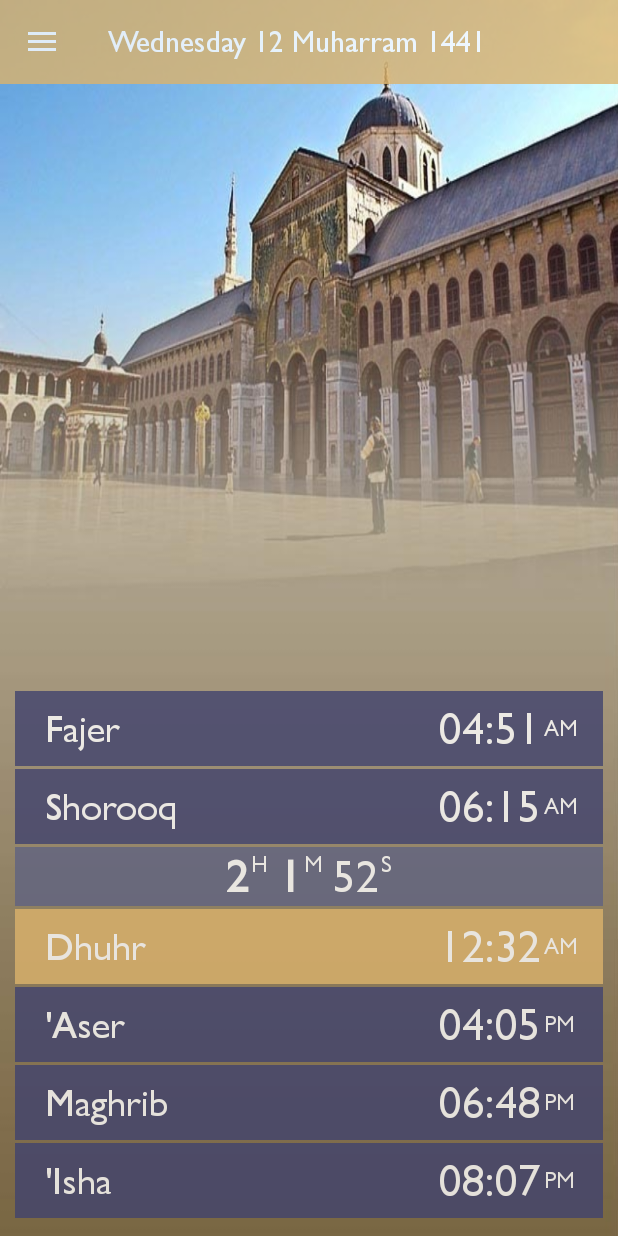
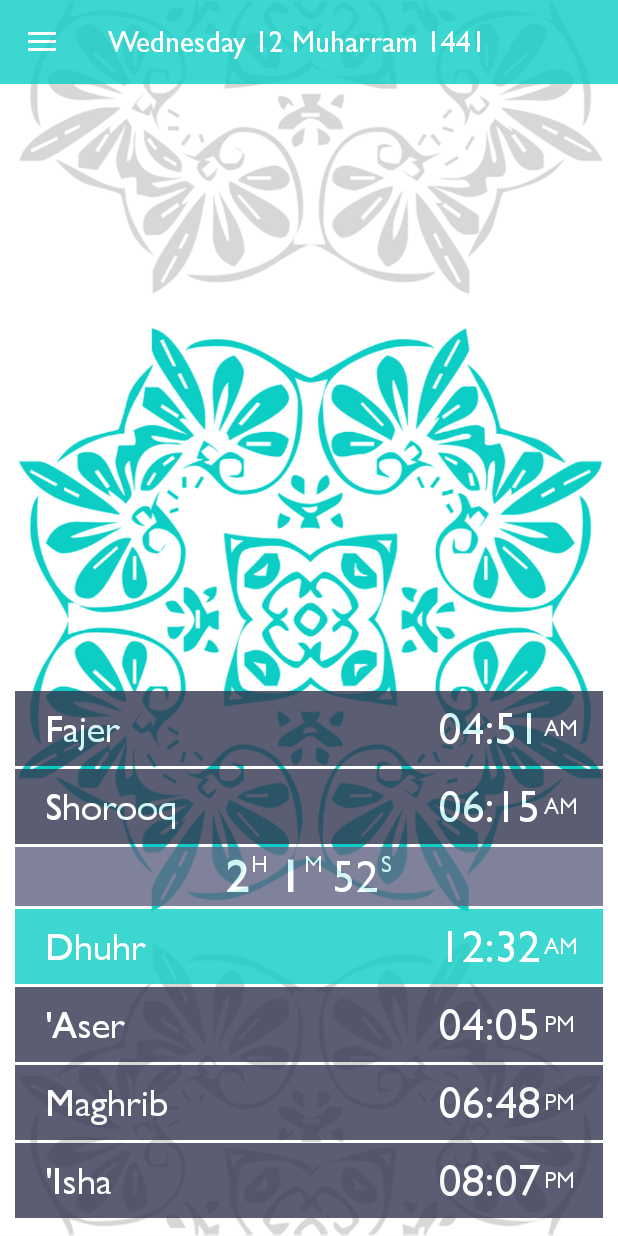
Before and after one commit to arakaneserohingya/Best-Azan-And-Prayer-Time-App, an Android app: the screen it shows after launch (MainActivity), on a phone screen of 412 x 824 dp. Run offline under Robolectric (Android 15) with nearby library versions, the phone set to English and light mode, and no system bars.

Commit message:
background and colors changed! background url: https://www.needpix.com/photo/1142352/background-design-pattern-tile-tiled-damask-leaf-leaves-flower

```diff
--- a/app/src/main/java/com/alhadara/omar/azan/Activities/MainActivity.java
+++ b/app/src/main/java/com/alhadara/omar/azan/Activities/MainActivity.java
@@ -54,7 +54,6 @@ public class MainActivity extends AppCompatActivity
 
         getSupportActionBar().setTitle(TM.hijriDateByFormat("D M Y",true,true));
 
-        backgroundAnimation();
         DrawerLayout drawer = (DrawerLayout) findViewById(R.id.drawer_layout);
         ActionBarDrawerToggle toggle = new ActionBarDrawerToggle(
                 this, drawer, toolbar, R.string.navigation_drawer_open, R.string.navigation_drawer_close);
@@ -162,19 +161,7 @@ public class MainActivity extends AppCompatActivity
     }
 
 
-    public void backgroundAnimation() {
-        AnimationDrawable animation = new AnimationDrawable();
-        animation.addFrame(getResources().getDrawable(R.drawable.b1), Constants.BACKGROUND_DURATION);
-        animation.addFrame(getResources().getDrawable(R.drawable.b2), Constants.BACKGROUND_DURATION);
-        animation.addFrame(getResources().getDrawable(R.drawable.b3), Constants.BACKGROUND_DURATION);
-        animation.setOneShot(false);
 
-        ImageView imageAnim =  (ImageView) findViewById(R.id.background);
-        imageAnim.setImageDrawable(animation);
-
-        // start the animation!
-        animation.start();
-    }
     public void startTimer(){
         handler = new Handler();
         runnable = new Runnable() {
--- a/app/src/main/res/layout/app_bar_main.xml
+++ b/app/src/main/res/layout/app_bar_main.xml
@@ -6,10 +6,10 @@
     android:layout_height="match_parent">
     <ImageView
         android:id="@+id/background"
-        android:src="@drawable/b1"
+        android:src="@drawable/background"
         android:layout_width="match_parent"
         android:layout_gravity="top"
-        android:scaleType="fitXY"
+        android:scaleType="centerCrop"
         android:layout_height="match_parent"
         android:contentDescription="@string/Background" />
 
--- a/app/src/main/res/values/colors.xml
+++ b/app/src/main/res/values/colors.xml
@@ -1,13 +1,13 @@
 <?xml version="1.0" encoding="utf-8"?>
 <resources>
-    <color name="colorPrimary">#dcb36c</color>
-    <color name="colorPrimaryDark">#bf9c5e</color>
-    <color name="colorPrimaryDarker">#9b7e4c</color>
+    <color name="colorPrimary">#0CCEC5</color>
+    <color name="colorPrimaryDark">#0BB9B1</color>
+    <color name="colorPrimaryDarker">#098B85</color>
     <color name="colorAccent">@color/colorPrimary</color>
-    <color name="widgetColor">#303354</color>
+    <color name="widgetColor">#333650</color>
     <color name="widgetColorTimer">#606381</color>
     <color name="widgetColorComming">@color/colorPrimary</color>
-    <color name="widgetColorSettings">#1c1d30</color>
-    <color name="widgetColorSettingsBox">#41436e</color>
+    <color name="widgetColorSettings">#1B1D2B</color>
+    <color name="widgetColorSettingsBox">@color/widgetColor</color>
     <color name="iconColor">#ffffff</color>
 </resources>
```
Also changed, not shown: app/src/main/res/drawable/background.png (added).
